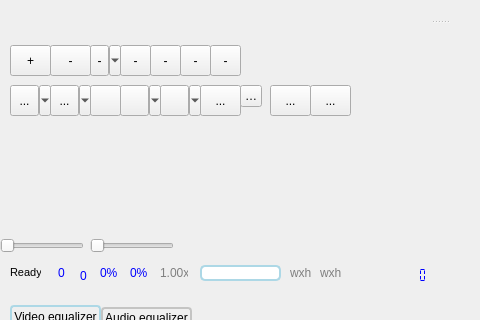
Before: the Qt Designer form src/playerwindow.ui in rupeshs/ExMplayer, drawn with Qt 5; both pictures show x 0 to 480 and y 129 to 449 of the 879 by 689 pixel window.
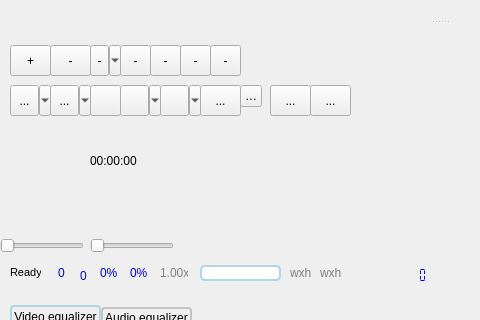
After: the same form once the commit is applied. Icons and pictures are not drawn. Custom widgets are drawn as their Qt base class.

Patch:
```diff
--- a/src/playerwindow.ui
+++ b/src/playerwindow.ui
@@ -2158,6 +2158,22 @@
      <string>...</string>
     </property>
    </widget>
+   <widget class="QLabel" name="labelDuration">
+    <property name="geometry">
+     <rect>
+      <x>90</x>
+      <y>120</y>
+      <width>61</width>
+      <height>31</height>
+     </rect>
+    </property>
+    <property name="styleSheet">
+     <string notr="true">font: 75 10pt &quot;Arial&quot;;</string>
+    </property>
+    <property name="text">
+     <string>00:00:00</string>
+    </property>
+   </widget>
   </widget>
   <widget class="QStatusBar" name="statusBar">
    <property name="sizePolicy">
```
Left out of the diff: 19 changed lines with no effect on the pictures.
